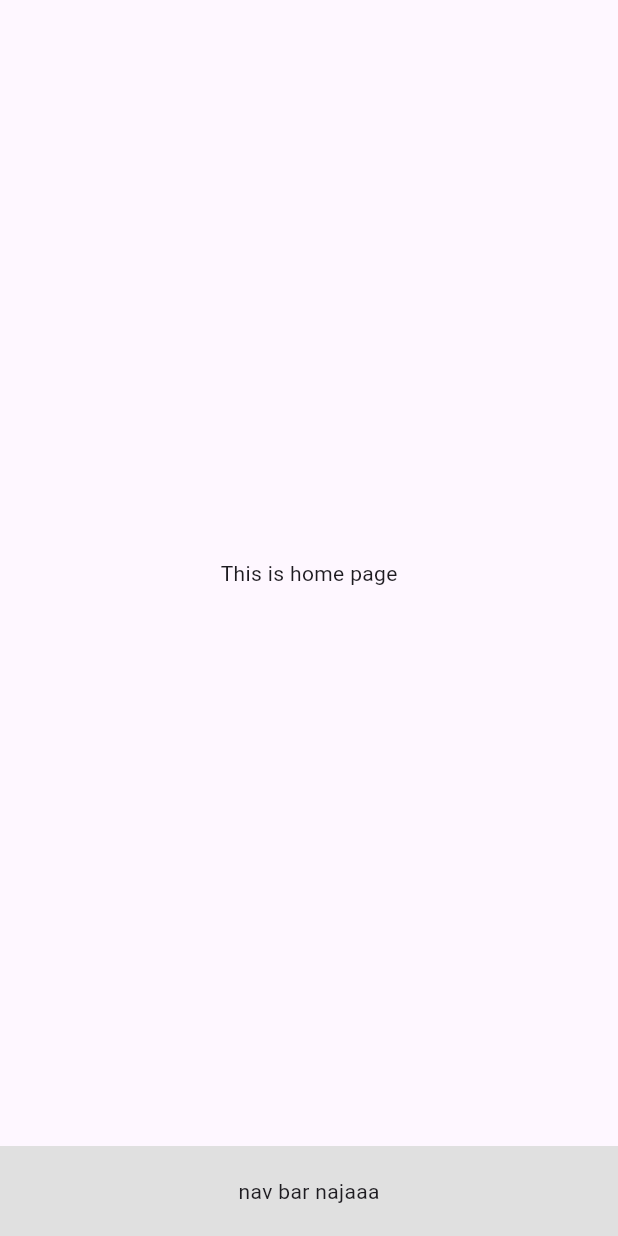
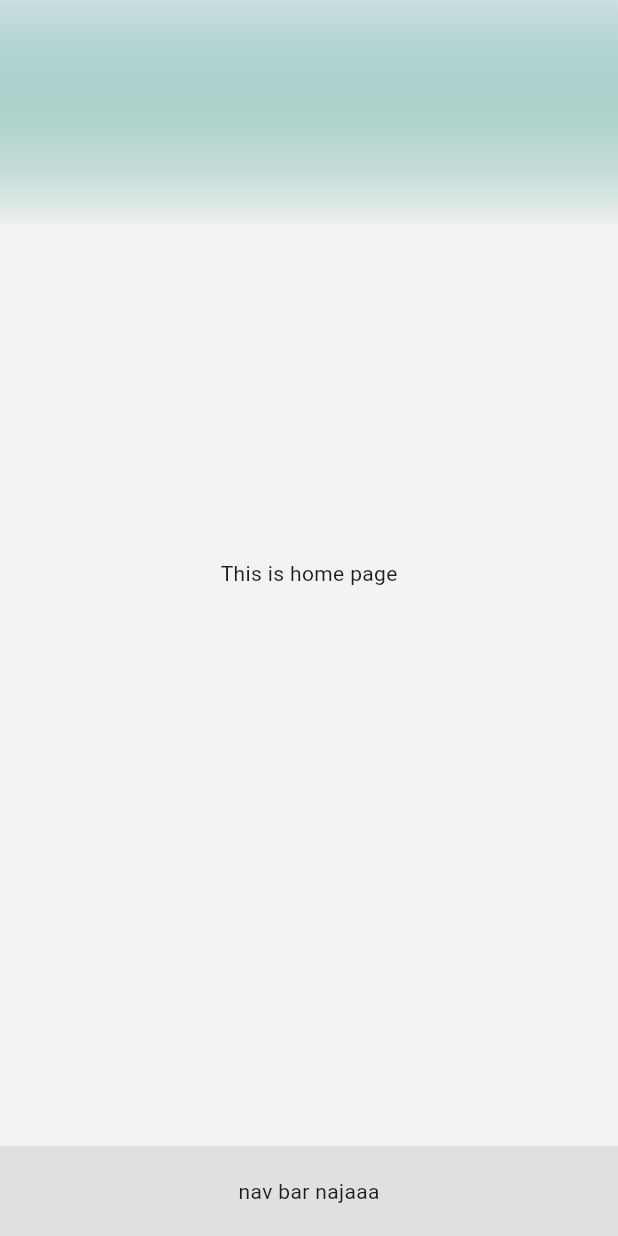
Before and after one commit to 17punchisama/FoodBridge, a Flutter app: the screen it shows after launch, after a tap on "Home", on a phone screen of 412 x 824 dp. Run offline on Flutter 3.47's test engine with Material 3 defaults, Android fonts, the light colour scheme and no system bars; our stand-ins replace google_fonts.

Commit message:
update font theme

```diff
--- a/foodbridgeapp/lib/main.dart
+++ b/foodbridgeapp/lib/main.dart
@@ -1,5 +1,6 @@
 import 'package:flutter/material.dart';
 import 'screens/temporary_screen.dart';
+import 'package:google_fonts/google_fonts.dart';
 
 void main() {
   runApp(const MyApp());
@@ -13,6 +14,7 @@ class MyApp extends StatelessWidget {
     return MaterialApp(
       title: 'Flutter Demo',
       theme: ThemeData(
+        textTheme: GoogleFonts.ibmPlexSansThaiTextTheme(),
         colorScheme: ColorScheme.fromSeed(seedColor: Colors.deepPurple),
       ),
       home: const TemporaryScreen(),  // ใช้หน้าแรกชั่วคราว
--- a/foodbridgeapp/lib/screens/home_page.dart
+++ b/foodbridgeapp/lib/screens/home_page.dart
@@ -6,9 +6,25 @@ class HomePage extends StatelessWidget {
 
   @override
   Widget build(BuildContext context) {
-    return const Scaffold(
-      body: const Center(
-        child: Text('This is home page'),
+    return Scaffold(
+      body: Stack(
+        children: [
+          Container(
+            decoration: const BoxDecoration(
+              gradient: LinearGradient(
+                begin: Alignment.topCenter,
+                end: Alignment.bottomCenter,
+                stops: [0.0, 0.2, 1.0], // 20% gradient, 80% สีล่าง
+                colors: [
+                  Color(0x33038263), // เขียวเข้ม
+                  Color(0xFFF4F3F3), // ขาวอมเทา
+                  Color(0xFFF4F3F3), // ขาวอมเทา
+                ],
+              ),
+            ),
+          ),
+          const Center(child: Text('This is home page')),
+        ],
       ),
       bottomNavigationBar: const NavBar(),
     );
--- a/foodbridgeapp/pubspec.yaml
+++ b/foodbridgeapp/pubspec.yaml
@@ -30,6 +30,7 @@ environment:
 dependencies:
   flutter:
     sdk: flutter
+  google_fonts: ^6.3.1
 
   # The following adds the Cupertino Icons font to your application.
   # Use with the CupertinoIcons class for iOS style icons.
```
Also changed, not shown: foodbridgeapp/pubspec.lock, 1 other file.
